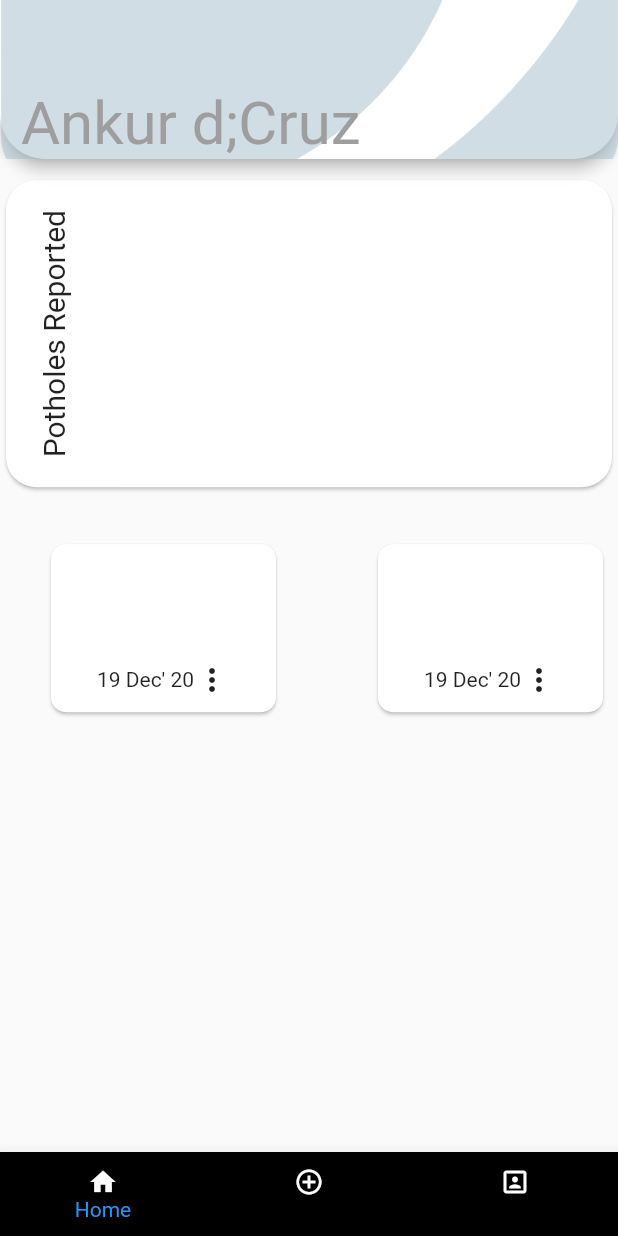
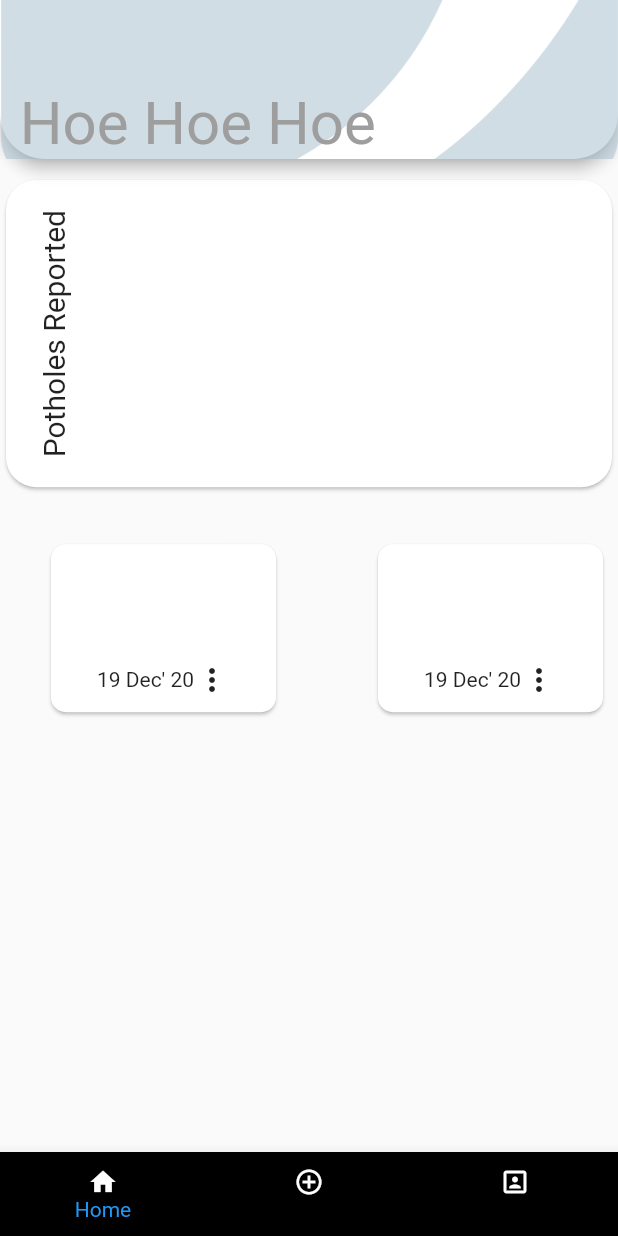
Before and after one commit to mayan-sharma/SIH, a Flutter app: the screen it shows after launch, on a phone screen of 412 x 824 dp. Run offline on Flutter 3.47's test engine with Material 2 defaults, Android fonts, the light colour scheme and no system bars; our stand-ins replace cloud_firestore, geolocator, image_picker; accounts and stored records are empty.

Commit message:
eat my ass

```diff
--- a/lib/home.dart
+++ b/lib/home.dart
@@ -21,7 +21,7 @@ class Home extends StatelessWidget {
               child: Align(
                 alignment: Alignment(-0.85, 1),
                 child: Text(
-                  "Ankur d;Cruz",
+                  "Hoe Hoe Hoe",
                   style: TextStyle(
                     color: Colors.grey[500],
                     fontSize: 40.0,
```
